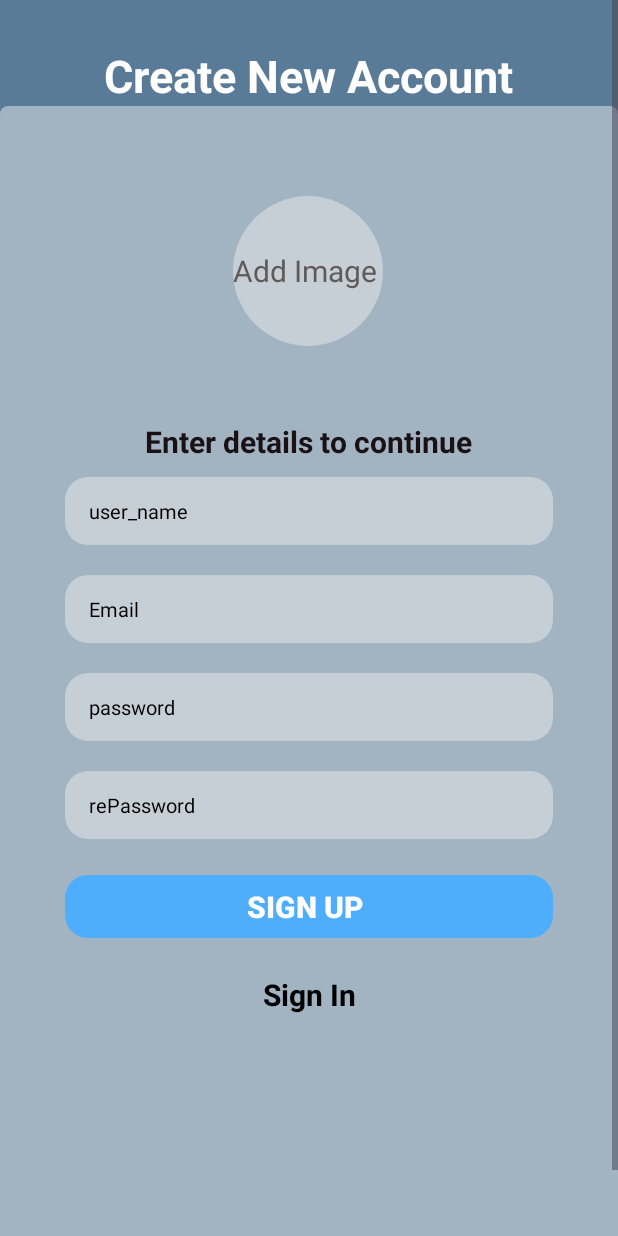
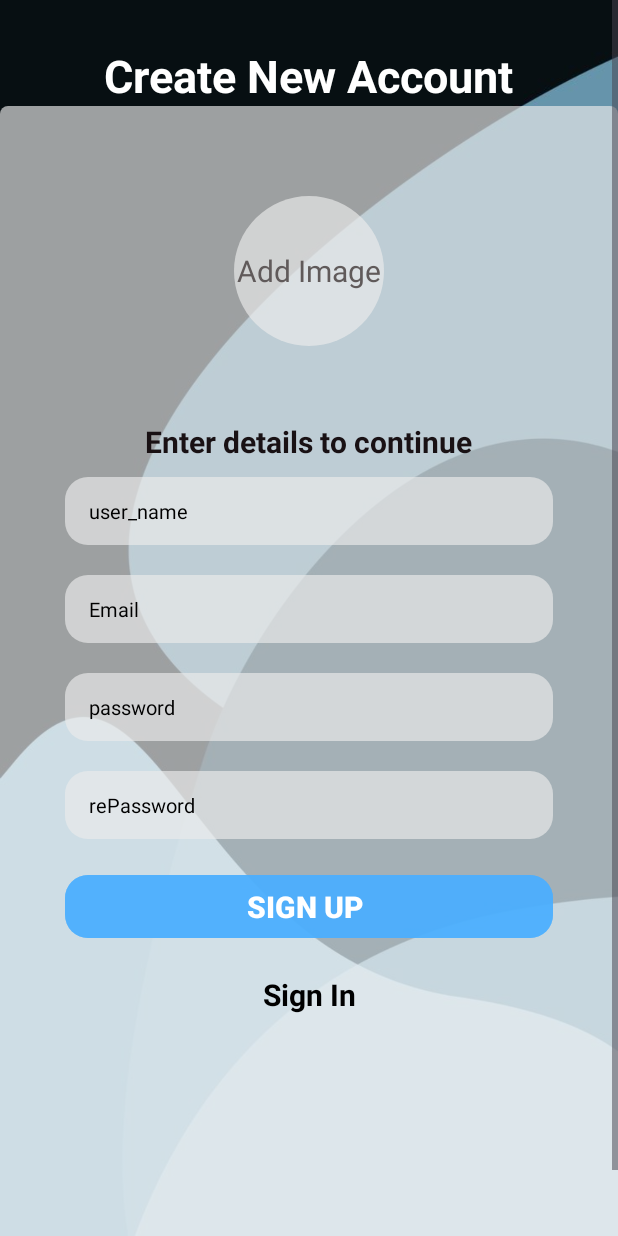
Before and after one commit to haghispin12/MontyChatElazar1, an Android app: the Sign_Up screen opened directly, with no data from a screen before it, on a phone screen of 412 x 824 dp. Run offline under Robolectric (Android 15) with nearby library versions, the light colour scheme and no system bars; our stand-ins replace Firebase (no records; nobody signed in at launch, a user with empty details on screens opened directly), sdp/ssp sizes.

Commit message:
vesion4.2

```diff
--- a/app/src/main/res/layout/activity_log_in.xml
+++ b/app/src/main/res/layout/activity_log_in.xml
@@ -6,7 +6,7 @@
     android:layout_height="match_parent"
     tools:context=".log_In"
     android:animateLayoutChanges="true"
-    android:background="@color/back">
+    android:background="@drawable/__3_">
 
 <LinearLayout
     android:layout_width="match_parent"
@@ -38,7 +38,7 @@
             android:layout_height="match_parent"
             android:layout_gravity="center_horizontal"
             android:gravity="bottom"
-            android:layout_marginTop="300dp"
+            android:layout_marginTop="270dp"
             android:orientation="vertical">
 
 
--- a/app/src/main/res/layout/activity_sign_up.xml
+++ b/app/src/main/res/layout/activity_sign_up.xml
@@ -6,7 +6,7 @@
     android:layout_width="match_parent"
     android:layout_height="match_parent"
     tools:context=".Sign_Up"
-    android:background="@color/back">
+    android:background="@drawable/__3_">
     >
 
     <LinearLayout
@@ -73,10 +73,10 @@
 
                     <TextView
                         android:id="@+id/textAddImage"
-                        android:layout_width="wrap_content"
+                        android:layout_width="match_parent"
                         android:layout_height="wrap_content"
                         android:layout_gravity="center"
-                        android:text="Add Image "
+                        android:text="Add Image"
                         android:textColor="@color/secondary_text"
                         android:textSize="20sp" />
 
--- a/app/src/main/res/values/colors.xml
+++ b/app/src/main/res/values/colors.xml
@@ -6,7 +6,7 @@
     <color name="primary_dark">#004983</color>
     <color name="primary_text">#191114</color>
     <color name="secondary_text">#605A5A</color>
-    <color name="input_back">#80ECECEC</color>
+    <color name="input_back">#A8ECECEC</color>
     <color name="icon_back">#3E3B3B</color>
     <color name="eror">#F61002</color>
     <color name="color">#5E5858</color>
```
